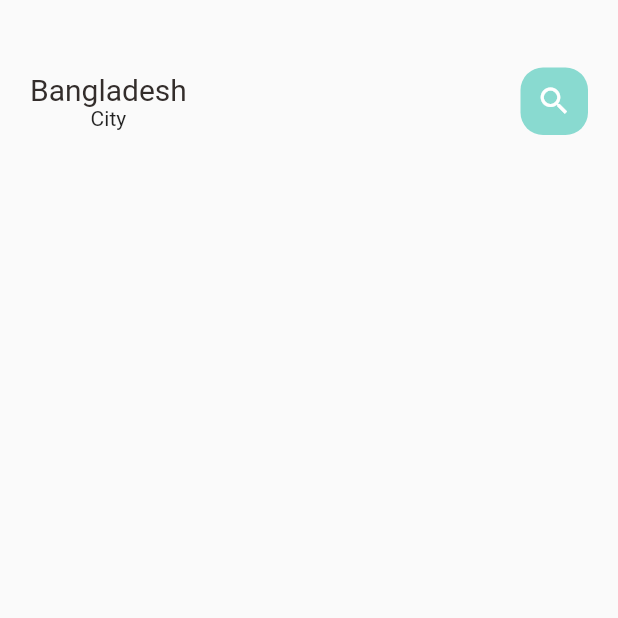
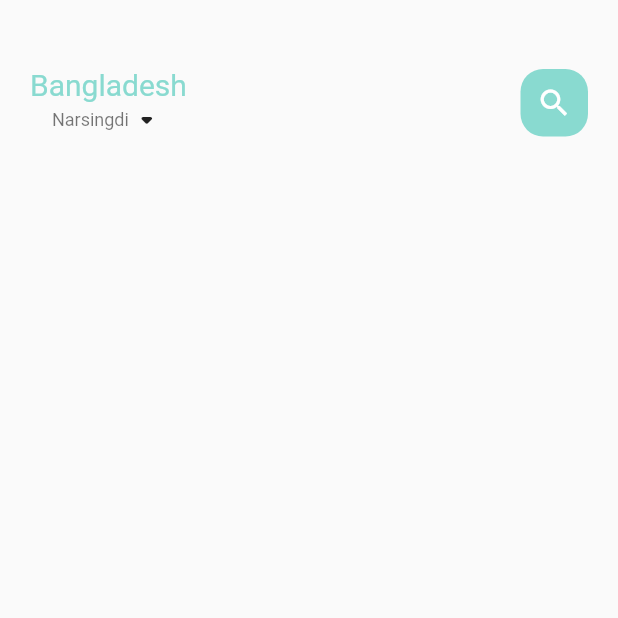
Before and after one commit to zaidoun92/food_delivery_app, a Flutter app: the screen it shows after launch, on a phone screen of 412 x 824 dp, the top half of it. Run offline on Flutter 3.47's test engine with Material 2 defaults, Android fonts, the phone set to English and light mode, and no system bars.

Commit message:
Complete Small Text Widget

```diff
--- /dev/null
+++ b/lib/home/food_page_body.dart
@@ -0,0 +1,15 @@
+import 'package:flutter/widgets.dart';
+
+class FoodPageBody extends StatefulWidget {
+  const FoodPageBody({Key? key}) : super(key: key);
+
+  @override
+  State<FoodPageBody> createState() => _FoodPageBodyState();
+}
+
+class _FoodPageBodyState extends State<FoodPageBody> {
+  @override
+  Widget build(BuildContext context) {
+    return Container();
+  }
+}
--- a/lib/home/main_food_page.dart
+++ b/lib/home/main_food_page.dart
@@ -1,6 +1,7 @@
 import 'package:flutter/material.dart';
 import 'package:food_delivery/utils/colors.dart';
 import 'package:food_delivery/widgets/big_text.dart';
+import 'package:food_delivery/widgets/small_text.dart';
 
 class MainFoodPage extends StatefulWidget {
   const MainFoodPage({Key? key}) : super(key: key);
@@ -24,8 +25,13 @@ class _MainFoodPageState extends State<MainFoodPage> {
                 children: [
                   Column(
                     children: [
-                      BigText(text: 'Bangladesh'),
-                      Text("City"),
+                      BigText(text: 'Bangladesh', color: AppColors.mainColor),
+                      Row(
+                        children: [
+                          SmallText(text: "Narsingdi", color: Colors.black54),
+                          const Icon(Icons.arrow_drop_down_rounded),
+                        ],
+                      ),
                     ],
                   ),
                   Center(
--- a/lib/widgets/big_text.dart
+++ b/lib/widgets/big_text.dart
@@ -17,6 +17,7 @@ class BigText extends StatelessWidget {
   Widget build(BuildContext context) {
     return Text(
       text,
+      maxLines: 1,
       overflow: overFlow,
       style: TextStyle(
         fontFamily: 'Roboto',
--- /dev/null
+++ b/lib/widgets/small_text.dart
@@ -0,0 +1,27 @@
+import 'package:flutter/material.dart';
+
+class SmallText extends StatelessWidget {
+  Color? color;
+  final String text;
+  double size;
+  double height;
+  SmallText(
+      {Key? key,
+      this.color = const Color(0xFFccc7c5),
+      required this.text,
+      this.size = 12,
+      this.height = 1.2})
+      : super(key: key);
+
+  @override
+  Widget build(BuildContext context) {
+    return Text(
+      text,
+      style: TextStyle(
+        fontFamily: 'Roboto',
+        color: color,
+        fontSize: size,
+      ),
+    );
+  }
+}
```
